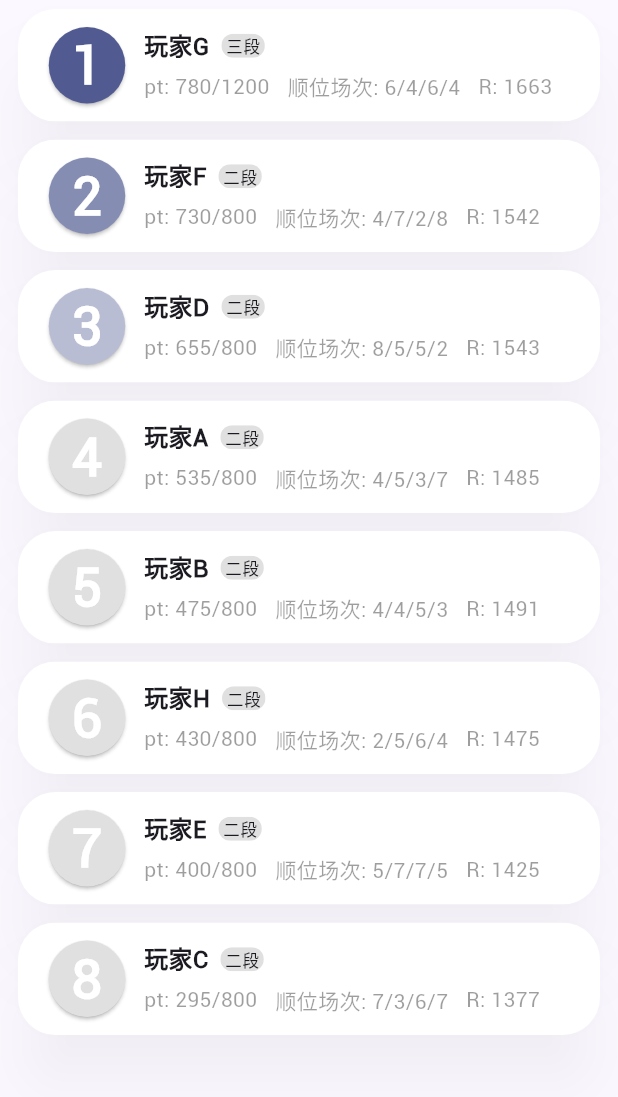
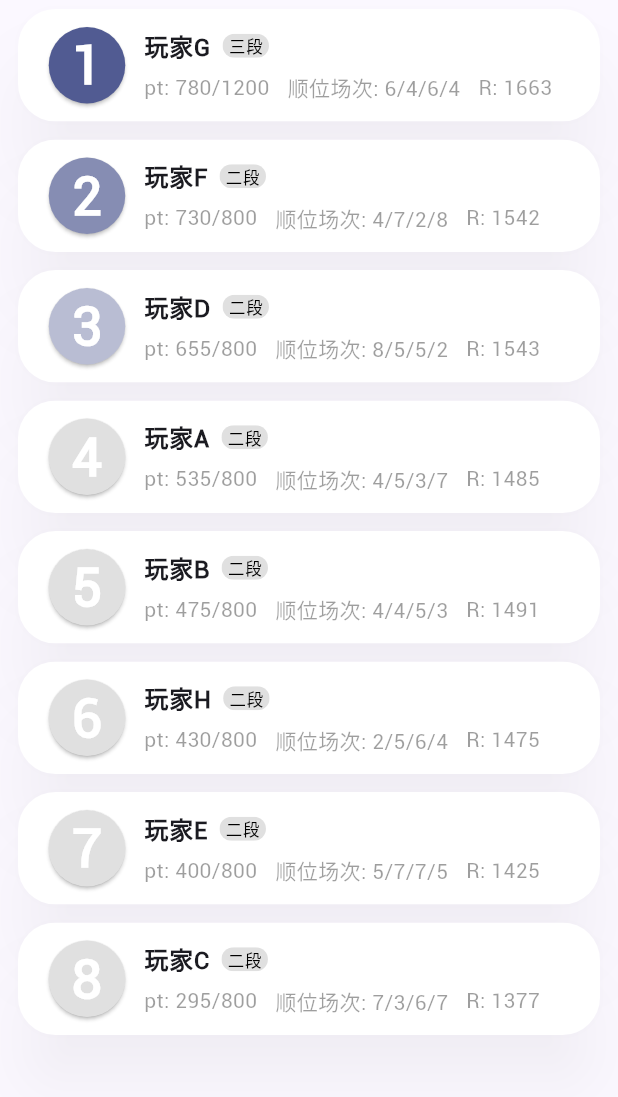
Before and after one commit to Tuyixiang/WDK-Pro-League, a Flutter app: the screen it shows after launch, on a phone screen of 412 x 824 dp, the part 84-1181 px from its top. Run offline on Flutter 3.47's test engine with Material 2 defaults, Android fonts, the phone set to English and light mode, and no system bars; our stand-ins replace dio, loading_indicator, styled_widget; network calls fail; Roboto replaces fonts that are missing (AlibabaPuHuiTi).

Commit message:
实现游戏详情的呈现（包括玩家和分数）

```diff
--- /dev/null
+++ b/wdk_pro_league/lib/elements/basic.dart
@@ -0,0 +1,77 @@
+import 'package:flutter/material.dart';
+import 'package:styled_widget/styled_widget.dart';
+
+const List<String> danNames = [
+  "初",
+  "二",
+  "三",
+  "四",
+  "五",
+  "六",
+  "七",
+  "八",
+  "九",
+  "十",
+];
+
+/// 绘制段位的小元素
+Widget buildDan(BuildContext context, int dan) => Text(
+      '${danNames[dan]}段',
+      style: Theme.of(context).textTheme.labelSmall,
+    ).invertWithColor(Colors.grey.shade300, foreground: Colors.black);
+
+/// 风的名字
+const List<String> windNames = ["东", "南", "西", "北"];
+
+/// 汉字数字
+const List<String> numberNames = ["一", "二", "三", "四"];
+
+/// 绘制座位（东南西北）可选高亮东
+Widget buildSeat(BuildContext context, int seat, {bool highlight = false}) {
+  if (highlight) {
+    return Text(windNames[seat], style: const TextStyle(fontSize: 16))
+        .invertWithColor(Theme.of(context).disabledColor);
+  } else {
+    return Text(
+      windNames[seat],
+      style: TextStyle(fontSize: 16, color: Theme.of(context).hintColor),
+    );
+  }
+}
+
+Widget buildPlayerName(BuildContext context, String name, int? dan,
+    [bool autoBreak = true]) {
+  final nameWidget = Text(
+    name,
+    style: Theme.of(context)
+        .textTheme
+        .bodyLarge!
+        .copyWith(fontWeight: FontWeight.bold),
+  );
+  if (dan == null) {
+    return nameWidget;
+  } else if (autoBreak) {
+    return Wrap(
+      alignment: WrapAlignment.center,
+      spacing: 8,
+      crossAxisAlignment: WrapCrossAlignment.center,
+      children: [nameWidget, buildDan(context, dan)],
+    );
+  } else {
+    return Row(
+      crossAxisAlignment: CrossAxisAlignment.center,
+      children: [nameWidget.padding(right: 8), buildDan(context, dan)],
+    );
+  }
+}
+
+/// 将文字包裹为指定颜色背景、白色文字的圆角矩形
+extension InvertedText on Text {
+  Widget invertWithColor(Color color,
+          {Color foreground = Colors.white, double radius = 10}) =>
+      textColor(foreground)
+          .padding(horizontal: 4)
+          .limitedBox()
+          .backgroundColor(color)
+          .clipRRect(all: radius);
+}
--- /dev/null
+++ b/wdk_pro_league/lib/elements/page.dart
@@ -0,0 +1,42 @@
+import 'package:flutter/material.dart';
+import 'package:styled_widget/styled_widget.dart';
+
+/// 创建一个标准的页面
+Widget buildPage({
+  required BuildContext context,
+  // 页面标题
+  required String title,
+// 页面标题旁的动作按钮
+  List<Widget>? actions,
+// 页面内容
+  required Widget body,
+}) =>
+    Scaffold(
+      appBar: AppBar(
+        backgroundColor: Theme.of(context).colorScheme.inversePrimary,
+        title: Text(title, style: const TextStyle(fontWeight: FontWeight.bold))
+            .center(),
+        actions: actions,
+      ),
+      body: body,
+    );
+
+/// 打开一个页面（带有弹出动画）
+Route loadPage(Widget page) {
+  return PageRouteBuilder(
+    pageBuilder: (context, animation, secondaryAnimation) => page,
+    // 从下至上弹出的动画
+    transitionsBuilder: (context, animation, secondaryAnimation, child) {
+      const begin = Offset(0.0, 1.0);
+      const end = Offset.zero;
+      const curve = Curves.ease;
+
+      var tween = Tween(begin: begin, end: end).chain(CurveTween(curve: curve));
+
+      return SlideTransition(
+        position: animation.drive(tween),
+        child: child,
+      );
+    },
+  );
+}
--- a/wdk_pro_league/lib/elements/rank.dart
+++ /dev/null
@@ -1,27 +0,0 @@
-import 'package:flutter/material.dart';
-import 'package:styled_widget/styled_widget.dart';
-
-const List<String> danNames = [
-  "初",
-  "二",
-  "三",
-  "四",
-  "五",
-  "六",
-  "七",
-  "八",
-  "九",
-  "十",
-];
-
-Widget buildDan(BuildContext context, int dan) {
-  final theme = Theme.of(context);
-  return Text(
-    '${danNames[dan]}段',
-    style: theme.textTheme.labelSmall,
-  )
-      .padding(horizontal: 3)
-      .limitedBox()
-      .backgroundColor(Colors.grey.shade300)
-      .clipRRect(all: 10);
-}
--- a/wdk_pro_league/lib/io/io.dart
+++ b/wdk_pro_league/lib/io/io.dart
@@ -88,11 +88,6 @@ class IO {
 
   /// 从后端抓取游戏信息
   static Future<GameData> _fetchGameData(String gameId) async {
-    final response =
-        await dio.get("$apiBaseUrl/api/query/game", queryParameters: {
-      "game_id": gameId,
-    });
-    return GameData(response.data);
     try {
       final response =
           await dio.get("$apiBaseUrl/api/query/game", queryParameters: {
--- a/wdk_pro_league/lib/io/round_data.dart
+++ b/wdk_pro_league/lib/io/round_data.dart
@@ -14,6 +14,9 @@ class RoundData {
   /// 结局（中文）
   final String ending;
 
+  /// 初始分数
+  final List<int> initialPoints;
+
   /// 分数增减（至少一项）
   final List<List<int>> resultPoints;
 
@@ -25,6 +28,7 @@ class RoundData {
     required this.honba,
     required this.dealer,
     required this.ending,
+    required this.initialPoints,
     required this.resultPoints,
     required this.wins,
   });
@@ -35,6 +39,7 @@ class RoundData {
         honba: obj["honba"],
         dealer: obj["dealer"],
         ending: obj["ending"],
+        initialPoints: obj["initial_points"].cast<int>(),
         resultPoints: obj["result_points"]
             .map<List<int>>((e) => List<int>.from(e))
             .toList(),
--- a/wdk_pro_league/lib/leader_board.dart
+++ b/wdk_pro_league/lib/leader_board.dart
@@ -2,10 +2,11 @@ import 'package:flutter/material.dart';
 import 'package:provider/provider.dart';
 import 'package:styled_widget/styled_widget.dart';
 import 'package:wdk_pro_league/elements/card.dart';
+import 'package:wdk_pro_league/elements/page.dart';
 import 'package:wdk_pro_league/game_history.dart';
 
+import 'elements/basic.dart';
 import 'elements/loading.dart';
-import 'elements/rank.dart';
 import 'io/io.dart';
 import 'io/player_data.dart';
 
@@ -40,47 +41,22 @@ class _LeaderBoardPageState extends State<LeaderBoardPage> {
         });
       });
     }
-    return Scaffold(
-        appBar: AppBar(
-          backgroundColor: Theme.of(context).colorScheme.inversePrimary,
-          title: const Text("WDK Pro League 排行榜",
-                  style: TextStyle(fontWeight: FontWeight.bold))
-              .center(),
+    return buildPage(
+      context: context,
+      title: "WDK Pro League 排行榜",
       actions: [
         IconButton(
           onPressed: () {
-                Navigator.of(context).push(_loadHistoryPage());
+            Navigator.of(context).push(loadPage(const GameHistoryPage()));
           },
           icon: const Icon(Icons.history),
         )
       ],
-        ),
       body: ListView.builder(
         itemCount: data.length,
         itemBuilder: (context, index) =>
             PlayerCard(index: index, info: data[index]),
-        ));
-  }
-
-  /// 加载历史页面
-  Route _loadHistoryPage() {
-    return PageRouteBuilder(
-      pageBuilder: (context, animation, secondaryAnimation) =>
-          GameHistoryPage(),
-      // 从下至上弹出的动画
-      transitionsBuilder: (context, animation, secondaryAnimation, child) {
-        const begin = Offset(0.0, 1.0);
-        const end = Offset.zero;
-        const curve = Curves.ease;
-
-        var tween =
-            Tween(begin: begin, end: end).chain(CurveTween(curve: curve));
-
-        return SlideTransition(
-          position: animation.drive(tween),
-          child: child,
-        );
-      },
+      ),
     );
   }
 }
@@ -94,7 +70,7 @@ class PlayerCard extends StatefulWidget {
   const PlayerCard({super.key, required this.index, required this.info});
 
   @override
-  _PlayerCardState createState() => _PlayerCardState();
+  State<PlayerCard> createState() => _PlayerCardState();
 }
 
 class _PlayerCardState extends CardState<PlayerCard> {
@@ -126,16 +102,9 @@ class _PlayerCardState extends CardState<PlayerCard> {
         .width(60)
         .padding(right: 8);
 
-    final Widget name = Row(children: [
-      Text(
-        widget.info.playerName,
-        style: const TextStyle(
-          fontWeight: FontWeight.bold,
-          fontSize: 16,
-        ),
-      ).padding(right: 8),
-      buildDan(context, widget.info.currentDan),
-    ]).padding(bottom: 5);
+    final Widget name =
+        buildPlayerName(context, widget.info.playerName, widget.info.currentDan)
+            .padding(bottom: 5);
 
     final String orderText;
     if (widget.info.gameCount == 0) {
```
Also changed, not shown: wdk_pro_league/lib/elements/card.dart (+21 -3 lines), wdk_pro_league/lib/elements/game_preview.dart (+22 -33 lines), wdk_pro_league/lib/elements/round_view.dart (added, +208 -0 lines), wdk_pro_league/lib/game_history.dart (+11 -19 lines), wdk_pro_league/lib/game_view.dart (added, +58 -0 lines), 1 other file. Lines whose indentation alone changed are shown as unchanged.
